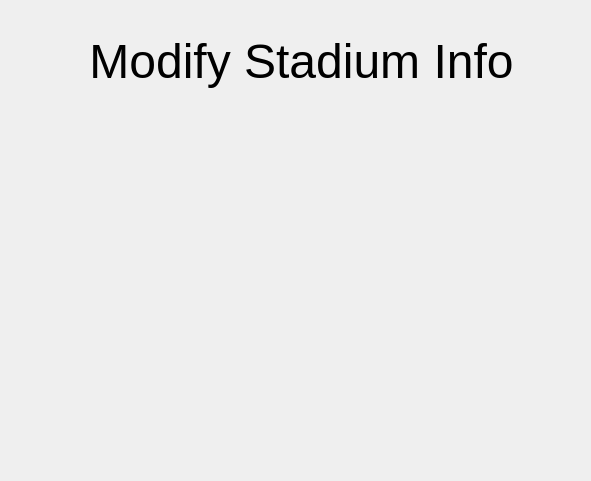
Qt form adminwindow.ui (Jesus0342/CS1D-Project-2) before a commit.
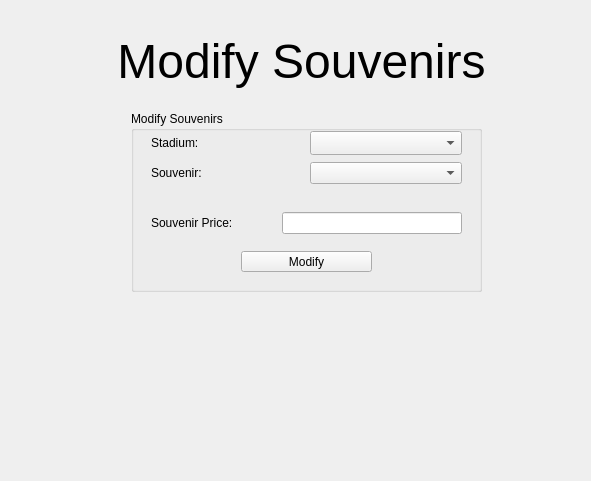
The same form after that commit. The open tabs and pages were chosen to show the change.

Commit message: Modify Souvenirs finished and fixed a couple bugs

```diff
--- a/adminwindow.ui
+++ b/adminwindow.ui
@@ -436,7 +436,131 @@
         </rect>
        </property>
        <property name="text">
-        <string>&lt;html&gt;&lt;head/&gt;&lt;body&gt;&lt;p align=&quot;center&quot;&gt;&lt;span style=&quot; font-size:36pt;&quot;&gt;Modify Stadium Info&lt;/span&gt;&lt;/p&gt;&lt;/body&gt;&lt;/html&gt;</string>
+        <string>&lt;html&gt;&lt;head/&gt;&lt;body&gt;&lt;p align=&quot;center&quot;&gt;&lt;span style=&quot; font-size:36pt;&quot;&gt;Modify Souvenirs&lt;/span&gt;&lt;/p&gt;&lt;/body&gt;&lt;/html&gt;</string>
+       </property>
+      </widget>
+      <widget class="QGroupBox" name="groupBox_2">
+       <property name="geometry">
+        <rect>
+         <x>120</x>
+         <y>100</y>
+         <width>351</width>
+         <height>181</height>
+        </rect>
+       </property>
+       <property name="title">
+        <string>Modify Souvenirs</string>
+       </property>
+       <widget class="QWidget" name="layoutWidget_2">
+        <property name="geometry">
+         <rect>
+          <x>20</x>
+          <y>20</y>
+          <width>311</width>
+          <height>24</height>
+         </rect>
+        </property>
+        <layout class="QHBoxLayout" name="horizontalLayout_4">
+         <item>
+          <widget class="QLabel" name="label_5">
+           <property name="text">
+            <string>Stadium:</string>
+           </property>
+          </widget>
+         </item>
+         <item>
+          <widget class="QComboBox" name="comboBox_stadiumList_2">
+           <property name="sizePolicy">
+            <sizepolicy hsizetype="Minimum" vsizetype="Minimum">
+             <horstretch>0</horstretch>
+             <verstretch>0</verstretch>
+            </sizepolicy>
+           </property>
+           <property name="minimumSize">
+            <size>
+             <width>50</width>
+             <height>0</height>
+            </size>
+           </property>
+          </widget>
+         </item>
+        </layout>
+       </widget>
+       <widget class="QWidget" name="layoutWidget_3">
+        <property name="geometry">
+         <rect>
+          <x>20</x>
+          <y>50</y>
+          <width>311</width>
+          <height>24</height>
+         </rect>
+        </property>
+        <layout class="QHBoxLayout" name="horizontalLayout_5">
+         <item>
+          <widget class="QLabel" name="label_6">
+           <property name="text">
+            <string>Souvenir:</string>
+           </property>
+          </widget>
+         </item>
+         <item>
+          <widget class="QComboBox" name="comboBox_souvenirList_2"/>
+         </item>
+        </layout>
+       </widget>
+       <widget class="QPushButton" name="confirmModify">
+        <property name="geometry">
+         <rect>
+          <x>110</x>
+          <y>140</y>
+          <width>131</width>
+          <height>21</height>
+         </rect>
+        </property>
+        <property name="text">
+         <string>Modify</string>
+        </property>
+       </widget>
+       <widget class="QWidget" name="layoutWidget_4">
+        <property name="geometry">
+         <rect>
+          <x>20</x>
+          <y>100</y>
+          <width>311</width>
+          <height>24</height>
+         </rect>
+        </property>
+        <layout class="QHBoxLayout" name="horizontalLayout_6">
+         <item>
+          <widget class="QLabel" name="label_8">
+           <property name="styleSheet">
+            <string notr="true">font: 10pt &quot;MS Shell Dlg 2&quot;;</string>
+           </property>
+           <property name="text">
+            <string>Souvenir Price:             </string>
+           </property>
+          </widget>
+         </item>
+         <item>
+          <widget class="QLineEdit" name="lineEdit_souvenirPrice"/>
+         </item>
+        </layout>
+       </widget>
+      </widget>
+      <widget class="QLabel" name="label_status_2">
+       <property name="geometry">
+        <rect>
+         <x>160</x>
+         <y>300</y>
+         <width>281</width>
+         <height>51</height>
+        </rect>
+       </property>
+       <property name="styleSheet">
+        <string notr="true">font: 16pt &quot;Tahoma&quot;;</string>
+       </property>
+       <property name="text">
+        <string/>
        </property>
       </widget>
      </widget>
```
Left out of the diff: 8 changed lines with no effect on the pictures. The commit also changes 17 other files.
